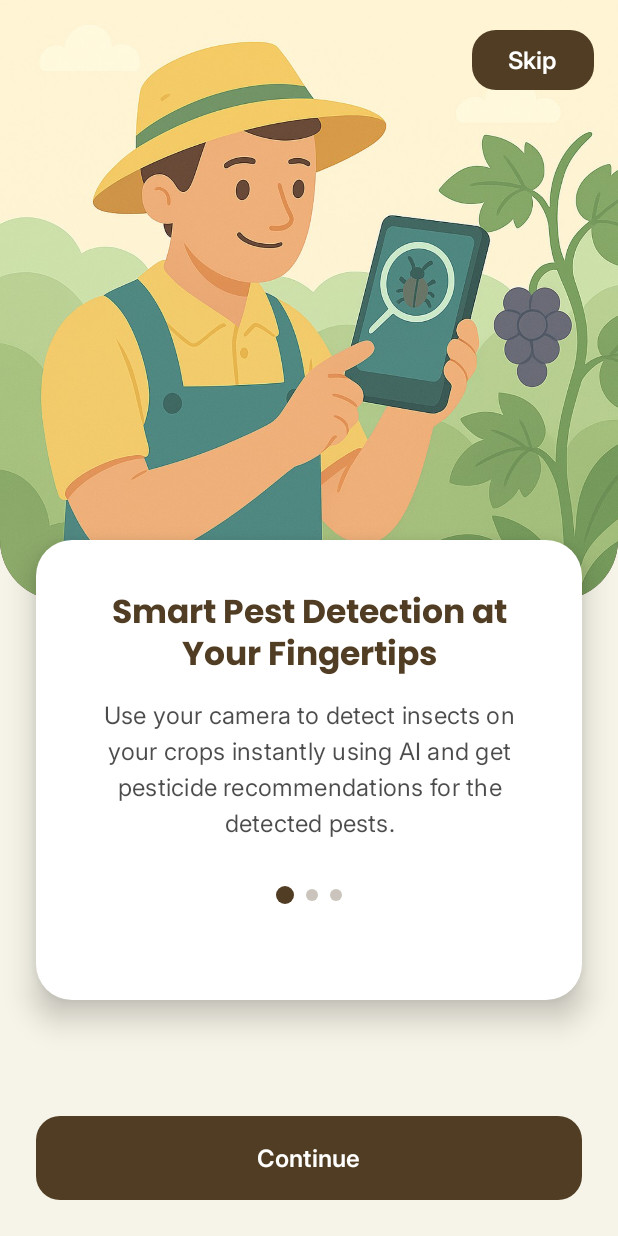
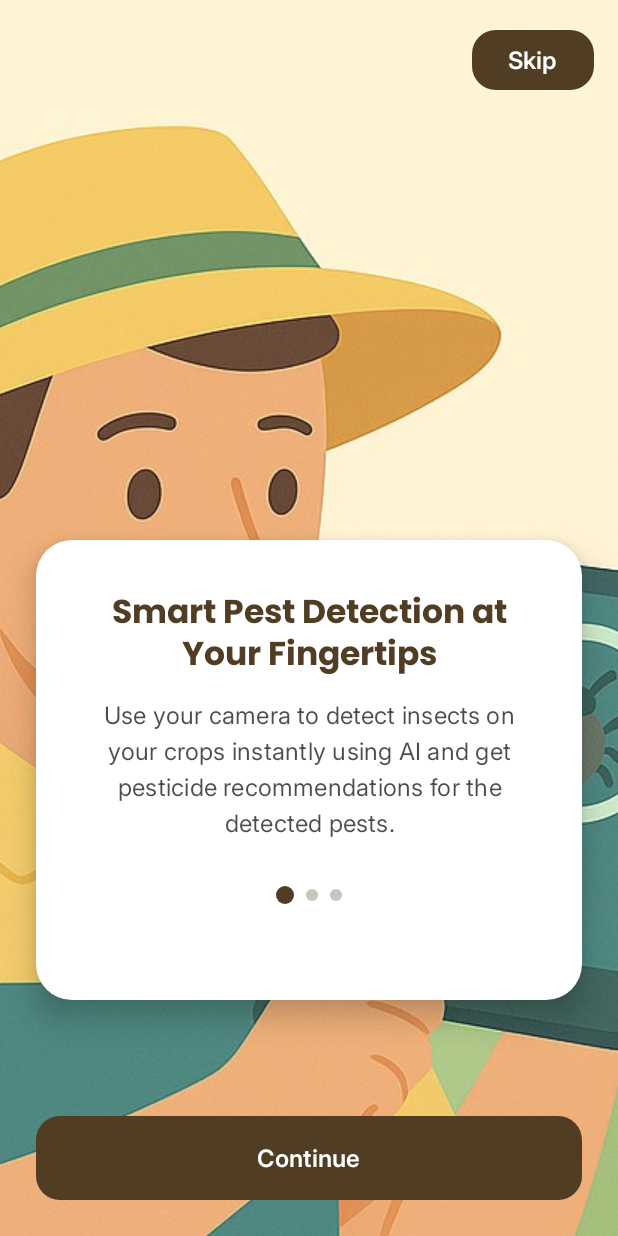
Before and after one commit to MehdiBedja/pest_detection_app_frontend, an Android app built with Jetpack Compose: the screen it shows after launch (MainActivity), on a phone screen of 412 x 824 dp. Run offline under Robolectric (Android 15) with nearby library versions, the phone set to English and light mode, and no system bars; our stand-ins replace Room's generated code, livedata-compose; pictures from the network do not load.

Commit message:
fixed few UI issues

```diff
--- a/app/src/main/java/com/example/pest_detection_app/screen/OnBoardingFirstScreen.kt
+++ b/app/src/main/java/com/example/pest_detection_app/screen/OnBoardingFirstScreen.kt
@@ -21,6 +21,7 @@ import com.example.pest_detection_app.screen.PagerIndicator
 import com.example.pest_detection_app.screen.navigation.Screen
 import com.example.pest_detection_app.ui.theme.CustomTextStyles
 import com.example.pest_detection_app.screen.OnboardingManager
+import com.example.pest_detection_app.ui.theme.AppTypography
 
 @OptIn(ExperimentalMaterial3Api::class)
 @Composable
@@ -43,11 +44,11 @@ fun OnboardingFirstScreen(
                     .fillMaxSize()
                     .verticalScroll(rememberScrollState())
             ) {
-                // Image Background - Full width reaching top of screen
+                // Image Background - Extends to very top of screen
                 Box(
                     modifier = Modifier
                         .fillMaxWidth()
-                        .height(400.dp)
+                        .fillMaxHeight(0.5f) // Takes up 50% of screen height
                         .clip(RoundedCornerShape(bottomStart = 40.dp, bottomEnd = 40.dp))
                         .background(MaterialTheme.colorScheme.primary),
                     contentAlignment = Alignment.BottomCenter
@@ -55,8 +56,8 @@ fun OnboardingFirstScreen(
                     Image(
                         painter = painterResource(id = R.drawable.screenfirst),
                         contentDescription = null,
-                        contentScale = ContentScale.FillWidth,
-                        modifier = Modifier.fillMaxWidth()
+                        contentScale = ContentScale.Crop, // Changed to Crop for better coverage
+                        modifier = Modifier.fillMaxSize() // Fill the entire box
                     )
                 }
 
@@ -64,7 +65,7 @@ fun OnboardingFirstScreen(
                 Spacer(modifier = Modifier.height(80.dp))
             }
 
-            // Skip Button - Floating at top right
+            // Skip Button - Floating at top right with status bar padding
             Button(
                 onClick = {
                     onboardingManager.setOnboardingSeen(true)
@@ -74,6 +75,7 @@ fun OnboardingFirstScreen(
                 },
                 modifier = Modifier
                     .align(Alignment.TopEnd)
+                    .statusBarsPadding() // Add status bar padding
                     .padding(16.dp),
                 colors = ButtonDefaults.buttonColors(
                     containerColor = MaterialTheme.colorScheme.primary,
@@ -91,10 +93,10 @@ fun OnboardingFirstScreen(
             Card(
                 modifier = Modifier
                     .fillMaxWidth()
-                    .padding(horizontal = 24.dp) // Add horizontal padding
-                    .padding(top = 360.dp) // Move card further down
-                    .padding(bottom = 80.dp), // Space for continue button
-                shape = RoundedCornerShape(24.dp), // All corners rounded
+                    .padding(horizontal = 24.dp)
+                    .padding(top = 360.dp)
+                    .padding(bottom = 80.dp),
+                shape = RoundedCornerShape(24.dp),
                 elevation = CardDefaults.cardElevation(12.dp),
                 colors = CardDefaults.cardColors(containerColor = MaterialTheme.colorScheme.surface)
             ) {
@@ -119,7 +121,7 @@ fun OnboardingFirstScreen(
                     // Subtitle
                     Text(
                         text = stringResource(R.string.onboarding_subtitle_1),
-                        style = MaterialTheme.typography.bodyLarge.copy(
+                        style = AppTypography.bodyLarge.copy(
                             color = MaterialTheme.colorScheme.onSurface.copy(alpha = 0.7f)
                         ),
                         textAlign = TextAlign.Center,
@@ -147,7 +149,8 @@ fun OnboardingFirstScreen(
                     .align(Alignment.BottomCenter)
                     .fillMaxWidth()
                     .padding(24.dp)
-                    .height(56.dp),
+                    .height(56.dp)
+                    .navigationBarsPadding(), // Add navigation bar padding
                 colors = ButtonDefaults.buttonColors(
                     containerColor = MaterialTheme.colorScheme.primary,
                     contentColor = MaterialTheme.colorScheme.onPrimary
--- a/app/src/main/java/com/example/pest_detection_app/screen/OnBoardingSecondScreen.kt
+++ b/app/src/main/java/com/example/pest_detection_app/screen/OnBoardingSecondScreen.kt
@@ -22,6 +22,7 @@ import com.example.pest_detection_app.screen.PagerIndicator
 import com.example.pest_detection_app.screen.navigation.Screen
 import com.example.pest_detection_app.ui.theme.CustomTextStyles
 import com.example.pest_detection_app.screen.OnboardingManager
+import com.example.pest_detection_app.ui.theme.AppTypography
 
 @OptIn(ExperimentalMaterial3Api::class)
 @Composable
@@ -120,7 +121,7 @@ fun OnboardingSecondScreen(
                     // Subtitle
                     Text(
                         text = stringResource(R.string.onboarding_subtitle_2),
-                        style = MaterialTheme.typography.bodyLarge.copy(
+                            style = AppTypography.bodyLarge.copy(
                             color = MaterialTheme.colorScheme.onSurface.copy(alpha = 0.7f)
                         ),
                         textAlign = TextAlign.Center,
--- a/app/src/main/java/com/example/pest_detection_app/screen/OnBoardingThirdScreen.kt
+++ b/app/src/main/java/com/example/pest_detection_app/screen/OnBoardingThirdScreen.kt
@@ -22,6 +22,7 @@ import com.example.pest_detection_app.screen.PagerIndicator
 import com.example.pest_detection_app.screen.navigation.Screen
 import com.example.pest_detection_app.ui.theme.CustomTextStyles
 import com.example.pest_detection_app.screen.OnboardingManager
+import com.example.pest_detection_app.ui.theme.AppTypography
 
 @OptIn(ExperimentalMaterial3Api::class)
 @Composable
@@ -97,7 +98,7 @@ fun OnboardingThirdScreen(
                     // Subtitle
                     Text(
                         text = stringResource(R.string.onboarding_subtitle_3),
-                        style = MaterialTheme.typography.bodyLarge.copy(
+                        style = AppTypography.bodyLarge.copy(
                             color = MaterialTheme.colorScheme.onSurface.copy(alpha = 0.7f)
                         ),
                         textAlign = TextAlign.Center,
```
Also changed, not shown: app/src/main/java/com/example/pest_detection_app/screen/FileAccessPermissionScreen.kt (+29 -9 lines), app/src/main/java/com/example/pest_detection_app/screen/HistoryScreen.kt (+51 -8 lines), app/src/main/java/com/example/pest_detection_app/screen/StatsDashboardScreen.kt (+1 -6 lines), 3 other files.
